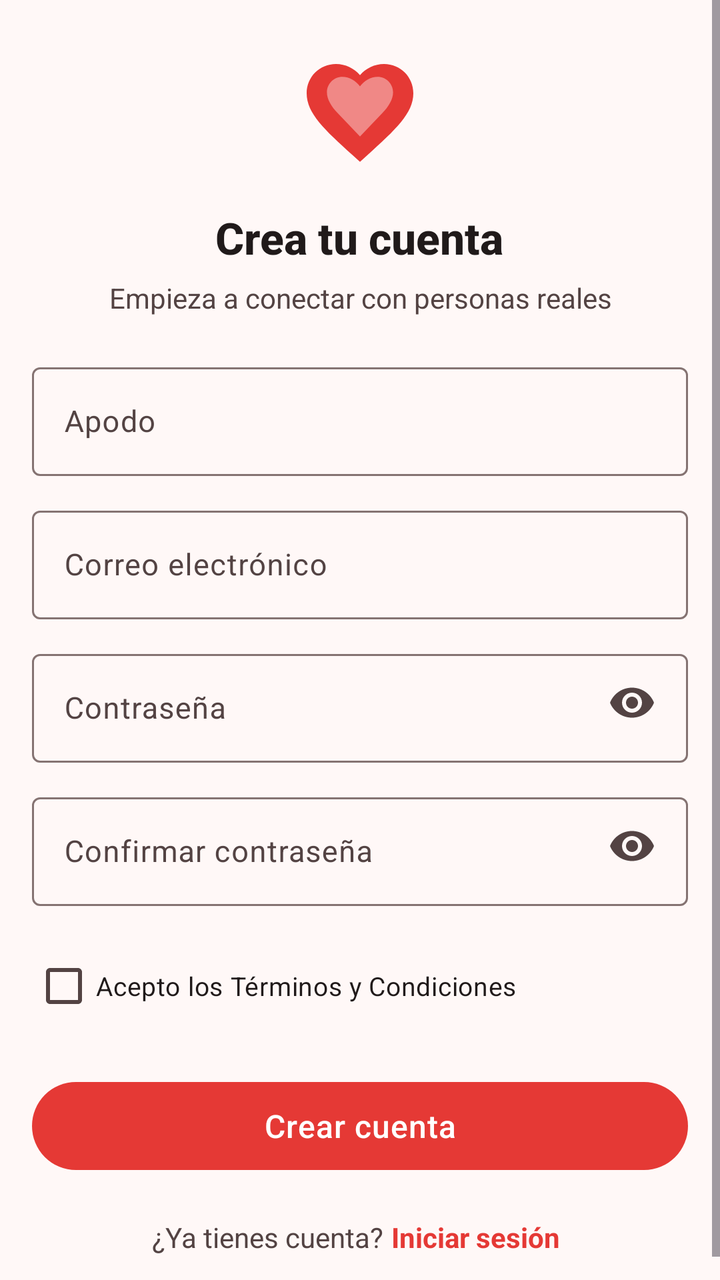
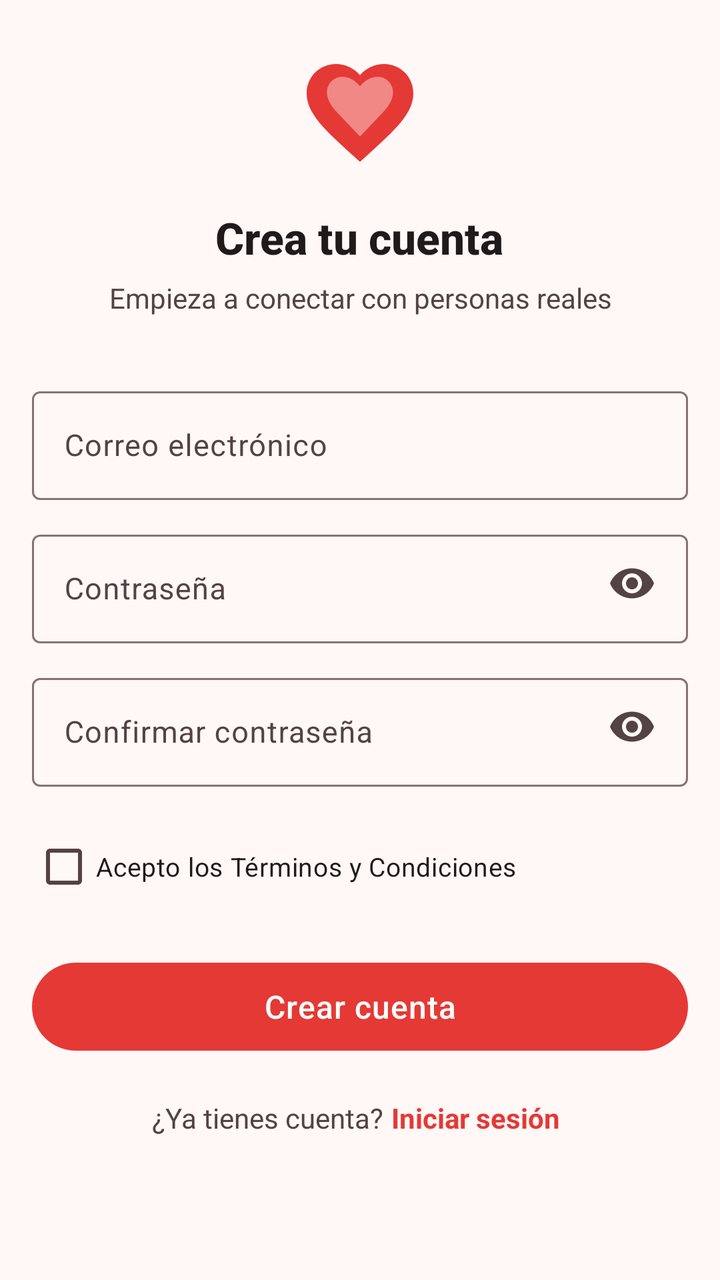

The first picture is an Android layout as it rendered before a commit; the second is the same layout after the commit. The layout source and the unified diff follow.
<!-- AndroidManifest.xml: application theme Theme.Arelove -->
<!-- res/layout/activity_register.xml -->
<?xml version="1.0" encoding="utf-8"?>
<ScrollView xmlns:android="http://schemas.android.com/apk/res/android"
    xmlns:app="http://schemas.android.com/apk/res-auto"
    android:layout_width="match_parent"
    android:layout_height="match_parent"
    android:background="@color/background"
    android:fillViewport="true">

    <LinearLayout
        android:layout_width="match_parent"
        android:layout_height="wrap_content"
        android:gravity="center_horizontal"
        android:orientation="vertical"
        android:paddingStart="16dp"
        android:paddingTop="24dp"
        android:paddingEnd="16dp"
        android:paddingBottom="24dp">

        
        <ImageView
            android:id="@+id/imageLogo"
            android:layout_width="64dp"
            android:layout_height="64dp"
            android:contentDescription="@string/logo_description"
            android:src="@drawable/ic_logo_heart" />

        
        <TextView
            android:id="@+id/textTitle"
            android:layout_width="wrap_content"
            android:layout_height="wrap_content"
            android:layout_marginTop="16dp"
            android:fontFamily="sans-serif-medium"
            android:gravity="center"
            android:text="@string/register_title"
            android:textColor="@color/on_surface"
            android:textSize="22sp"
            android:textStyle="bold" />

        
        <TextView
            android:id="@+id/textSubtitle"
            android:layout_width="wrap_content"
            android:layout_height="wrap_content"
            android:layout_marginTop="6dp"
            android:fontFamily="sans-serif"
            android:gravity="center"
            android:text="@string/register_subtitle_connect"
            android:textColor="@color/on_surface_variant"
            android:textSize="14sp" />

        <Space
            android:layout_width="match_parent"
            android:layout_height="20dp" />

        
        <com.google.android.material.textfield.TextInputLayout
            android:id="@+id/tilNickname"
            style="@style/Widget.Material3.TextInputLayout.OutlinedBox"
            android:layout_width="match_parent"
            android:layout_height="wrap_content"
            android:hint="@string/field_nickname">

            <com.google.android.material.textfield.TextInputEditText
                android:id="@+id/etNickname"
                android:layout_width="match_parent"
                android:layout_height="wrap_content"
                android:inputType="textPersonName|textCapWords"
                android:maxLines="1"
                android:textSize="15sp" />
        </com.google.android.material.textfield.TextInputLayout>

        
        <com.google.android.material.textfield.TextInputLayout
            android:id="@+id/tilEmail"
            style="@style/Widget.Material3.TextInputLayout.OutlinedBox"
            android:layout_width="match_parent"
            android:layout_height="wrap_content"
            android:layout_marginTop="12dp"
            android:hint="@string/field_email">

            <com.google.android.material.textfield.TextInputEditText
                android:id="@+id/etEmail"
                android:layout_width="match_parent"
                android:layout_height="wrap_content"
                android:inputType="textEmailAddress"
                android:maxLines="1"
                android:textSize="15sp" />
        </com.google.android.material.textfield.TextInputLayout>

        
        <FrameLayout
            android:layout_width="match_parent"
            android:layout_height="wrap_content"
            android:layout_marginTop="12dp">

            <com.google.android.material.textfield.TextInputLayout
                android:id="@+id/tilPassword"
                style="@style/Widget.Material3.TextInputLayout.OutlinedBox"
                android:layout_width="match_parent"
                android:layout_height="wrap_content"
                android:hint="@string/field_password"
                app:passwordToggleEnabled="false">

                <com.google.android.material.textfield.TextInputEditText
                    android:id="@+id/etPassword"
                    android:layout_width="match_parent"
                    android:layout_height="wrap_content"
                    android:inputType="textPassword"
                    android:maxLines="1"
                    android:paddingEnd="48dp"
                    android:textSize="15sp" />
            </com.google.android.material.textfield.TextInputLayout>

            <ImageView
                android:id="@+id/ivTogglePassword"
                android:layout_width="40dp"
                android:layout_height="40dp"
                android:layout_gravity="end|center_vertical"
                android:layout_marginEnd="8dp"
                android:contentDescription="@string/login_show_password"
                android:padding="8dp"
                android:src="@drawable/ic_eye" />
        </FrameLayout>

        
        <FrameLayout
            android:layout_width="match_parent"
            android:layout_height="wrap_content"
            android:layout_marginTop="12dp">

            <com.google.android.material.textfield.TextInputLayout
                android:id="@+id/tilConfirmPassword"
                style="@style/Widget.Material3.TextInputLayout.OutlinedBox"
                android:layout_width="match_parent"
                android:layout_height="wrap_content"
                android:hint="@string/field_confirm_password">

                <com.google.android.material.textfield.TextInputEditText
                    android:id="@+id/etConfirmPassword"
                    android:layout_width="match_parent"
                    android:layout_height="wrap_content"
                    android:inputType="textPassword"
                    android:maxLines="1"
                    android:paddingEnd="48dp"
                    android:textSize="15sp" />
            </com.google.android.material.textfield.TextInputLayout>

            <ImageView
                android:id="@+id/ivToggleConfirmPassword"
                android:layout_width="40dp"
                android:layout_height="40dp"
                android:layout_gravity="end|center_vertical"
                android:layout_marginEnd="8dp"
                android:contentDescription="@string/login_show_password"
                android:padding="8dp"
                android:src="@drawable/ic_eye" />
        </FrameLayout>

        
        <CheckBox
            android:id="@+id/cbTerms"
            android:layout_width="match_parent"
            android:layout_height="wrap_content"
            android:layout_marginTop="16dp"
            android:buttonTint="@color/primary"
            android:checked="false"
            android:text="@string/register_accept_terms"
            android:textColor="@color/on_surface"
            android:textSize="13sp" />

        
        <com.google.android.material.button.MaterialButton
            android:id="@+id/btnRegister"
            android:layout_width="match_parent"
            android:layout_height="52dp"
            android:layout_marginTop="20dp"
            android:fontFamily="sans-serif-medium"
            android:letterSpacing="0.02"
            android:text="@string/btn_register"
            android:textAllCaps="false"
            android:textColor="@color/on_primary"
            android:textSize="16sp"
            app:backgroundTint="@color/primary"
            app:cornerRadius="26dp" />

        
        <ProgressBar
            android:id="@+id/progressBar"
            android:layout_width="32dp"
            android:layout_height="32dp"
            android:layout_gravity="center_horizontal"
            android:layout_marginTop="16dp"
            android:visibility="gone" />

        
        <LinearLayout
            android:layout_width="wrap_content"
            android:layout_height="wrap_content"
            android:layout_marginTop="20dp"
            android:gravity="center_vertical"
            android:orientation="horizontal">

            <TextView
                android:layout_width="wrap_content"
                android:layout_height="wrap_content"
                android:text="@string/register_have_account"
                android:textColor="@color/on_surface_variant"
                android:textSize="14sp" />

            <TextView
                android:id="@+id/tvGoLogin"
                android:layout_width="wrap_content"
                android:layout_height="wrap_content"
                android:background="?attr/selectableItemBackgroundBorderless"
                android:clickable="true"
                android:focusable="true"
                android:paddingStart="4dp"
                android:paddingEnd="4dp"
                android:text="@string/btn_login"
                android:textColor="@color/primary"
                android:textSize="14sp"
                android:textStyle="bold" />
        </LinearLayout>

    </LinearLayout>
</ScrollView>
<!-- resources referenced by this layout -->
<resources>
  <color name="background">#FFF8F7</color>
  <color name="on_primary">#FFFFFF</color>
  <color name="on_surface">#201A1A</color>
  <color name="on_surface_variant">#534343</color>
  <color name="primary">#E53935</color>
  <!-- drawable ic_eye (drawable) -->
  <?xml version="1.0" encoding="utf-8"?>
  <vector xmlns:android="http://schemas.android.com/apk/res/android"
      android:width="24dp"
      android:height="24dp"
      android:viewportWidth="24"
      android:viewportHeight="24">
  
      
      <path
          android:fillColor="@color/on_surface_variant"
          android:pathData="M12,4.5C7,4.5 2.73,7.61 1,12c1.73,4.39 6,7.5 11,7.5s9.27,-3.11 11,-7.5c-1.73,-4.39 -6,-7.5 -11,-7.5zM12,17c-2.76,0 -5,-2.24 -5,-5s2.24,-5 5,-5 5,2.24 5,5 -2.24,5 -5,5zM12,9c-1.66,0 -3,1.34 -3,3s1.34,3 3,3 3,-1.34 3,-3 -1.34,-3 -3,-3z" />
  </vector>
  <!-- drawable ic_logo_heart (drawable) -->
  <?xml version="1.0" encoding="utf-8"?>
  <vector xmlns:android="http://schemas.android.com/apk/res/android"
      android:width="120dp"
      android:height="120dp"
      android:viewportWidth="24"
      android:viewportHeight="24">
  
      
      <path
          android:fillColor="#E53935"
          android:pathData="M12,21.35L10.55,20.03C5.4,15.36 2,12.28 2,8.5C2,5.42 4.42,3 7.5,3C9.24,3 10.91,3.81 12,5.09C13.09,3.81 14.76,3 16.5,3C19.58,3 22,5.42 22,8.5C22,12.28 18.6,15.36 13.45,20.03L12,21.35Z" />
  
      
      <path
          android:fillColor="#66FFFFFF"
          android:pathData="M12,7.2C11.2,6.1 10,5.4 8.7,5.4C7.1,5.4 5.8,6.7 5.8,8.3C5.8,9.6 6.6,10.9 7.8,12.2L12,16.6L16.2,12.2C17.4,10.9 18.2,9.6 18.2,8.3C18.2,6.7 16.9,5.4 15.3,5.4C14,5.4 12.8,6.1 12,7.2Z" />
  
  </vector>
  <string name="btn_login">Iniciar sesión</string>
  <string name="btn_register">Crear cuenta</string>
  <string name="field_confirm_password">Confirmar contraseña</string>
  <string name="field_email">Correo electrónico</string>
  <string name="field_nickname">Apodo</string>
  <string name="field_password">Contraseña</string>
  <string name="login_show_password">Mostrar contraseña</string>
  <string name="logo_description">Logotipo de Arelove</string>
  <string name="register_accept_terms">Acepto los Términos y Condiciones</string>
  <string name="register_have_account">¿Ya tienes cuenta?</string>
  <string name="register_subtitle_connect">Empieza a conectar con personas reales</string>
  <string name="register_title">Crea tu cuenta</string>
  <color name="primary_container">#FFDAD5</color>
  <color name="on_primary_container">#410002</color>
  <color name="secondary">#775756</color>
  <color name="on_secondary">#FFFFFF</color>
  <color name="secondary_container">#FFDAD5</color>
  <color name="on_secondary_container">#2C1514</color>
  <color name="on_background">#201A1A</color>
  <color name="surface">#FFF8F7</color>
  <color name="surface_variant">#F5DDDB</color>
  <color name="error">#BA1A1A</color>
  <color name="on_error">#FFFFFF</color>
  <color name="outline">#857372</color>
  <color name="outline_variant">#D8C2C0</color>
  <!-- unchanged entries left out for length: 1 -->
</resources>

<!-- the commit's change to res/layout/activity_register.xml (unified diff, before → after) -->
@@ -52,23 +52,6 @@
         <Space
             android:layout_width="match_parent"
             android:layout_height="20dp" />
-
-        
-        <com.google.android.material.textfield.TextInputLayout
-            android:id="@+id/tilNickname"
-            style="@style/Widget.Material3.TextInputLayout.OutlinedBox"
-            android:layout_width="match_parent"
-            android:layout_height="wrap_content"
-            android:hint="@string/field_nickname">
-
-            <com.google.android.material.textfield.TextInputEditText
-                android:id="@+id/etNickname"
-                android:layout_width="match_parent"
-                android:layout_height="wrap_content"
-                android:inputType="textPersonName|textCapWords"
-                android:maxLines="1"
-                android:textSize="15sp" />
-        </com.google.android.material.textfield.TextInputLayout>
 
         
         <com.google.android.material.textfield.TextInputLayout
<!-- resource entries referenced after the edit -->
@@ -41,7 +41,6 @@
   <string name="btn_register">Crear cuenta</string>
   <string name="field_confirm_password">Confirmar contraseña</string>
   <string name="field_email">Correo electrónico</string>
-  <string name="field_nickname">Apodo</string>
   <string name="field_password">Contraseña</string>
   <string name="login_show_password">Mostrar contraseña</string>
   <string name="logo_description">Logotipo de Arelove</string>
